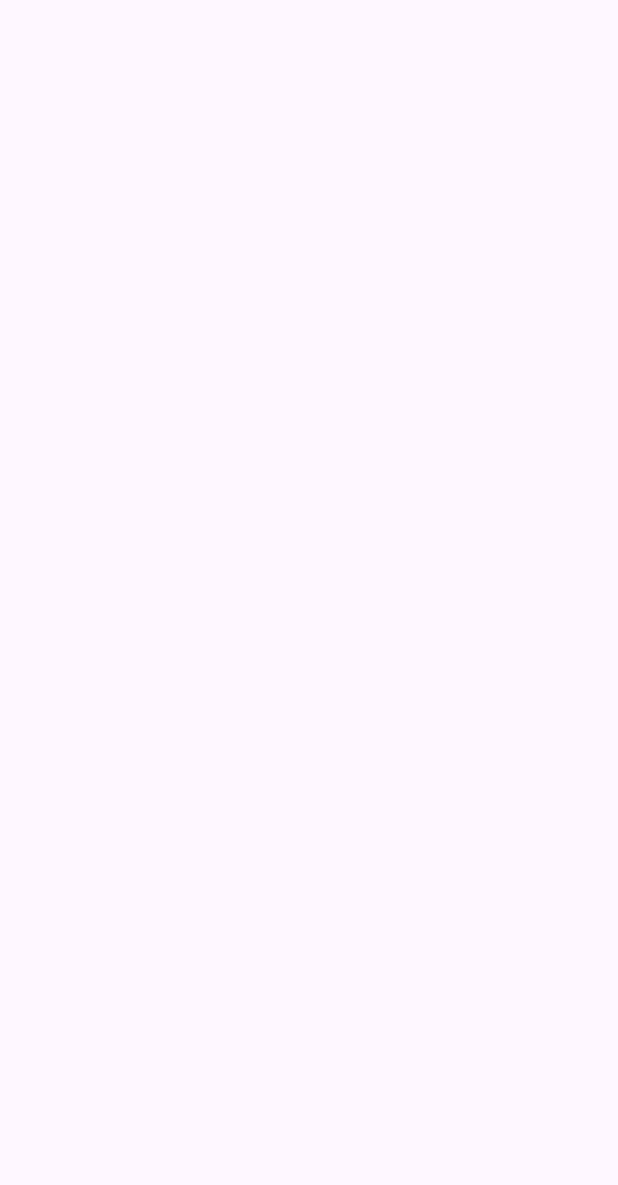
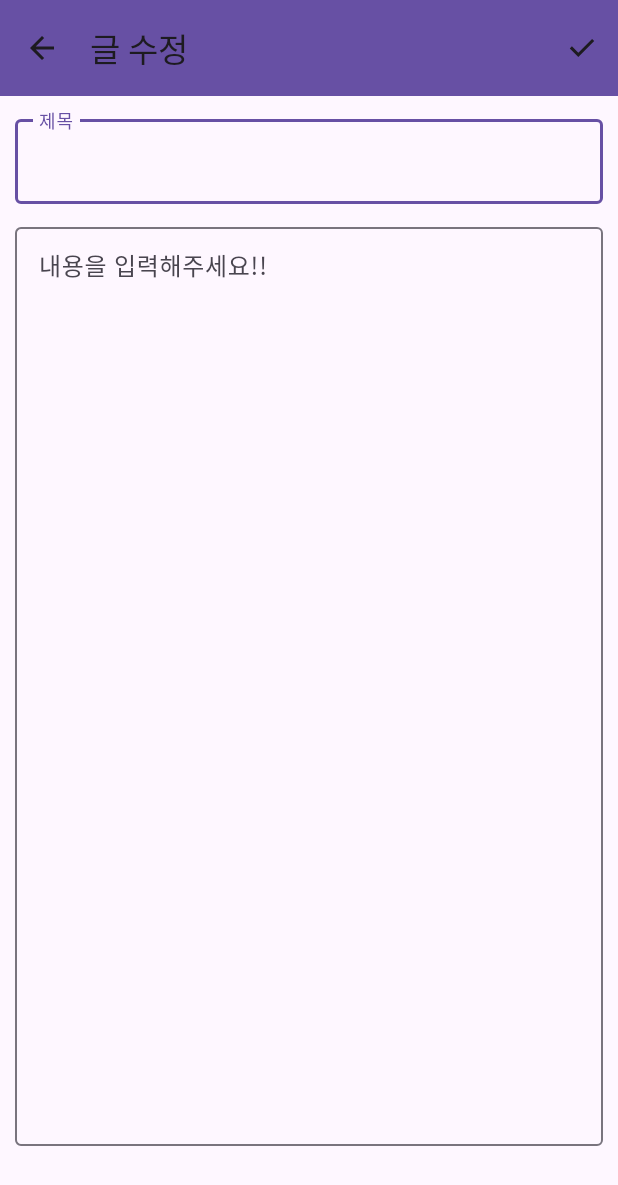
Before and after one commit to ayz1070/YeoMinRakAndroid, an Android app: the ModifyBoardActivity screen opened directly, with no data from a screen before it, on a phone screen of 412 x 824 dp. Before the commit the part shown is empty. Shown: the top 1185 px of the screen. Run offline under Robolectric (Android 15) with nearby library versions, the phone set to English and light mode, and no system bars; 2 statements that could not run were skipped.

Commit message:
ModifyBoardActivity, 게시판 수정 구현

```diff
--- a/app/src/main/java/kr/co/lion/yeominrak/ModifyBoardActivity.kt
+++ b/app/src/main/java/kr/co/lion/yeominrak/ModifyBoardActivity.kt
@@ -2,10 +2,60 @@ package kr.co.lion.yeominrak
 
 import androidx.appcompat.app.AppCompatActivity
 import android.os.Bundle
+import kr.co.lion.yeominrak.databinding.ActivityModifyBoardBinding
 
 class ModifyBoardActivity : AppCompatActivity() {
+    lateinit var binding:ActivityModifyBoardBinding
+    var position:Int = 0
     override fun onCreate(savedInstanceState: Bundle?) {
         super.onCreate(savedInstanceState)
-        setContentView(R.layout.activity_modify_board)
+        binding = ActivityModifyBoardBinding.inflate(layoutInflater)
+        setContentView(binding.root)
+
+        initData()
+        setToolbar()
+        initView()
+        setEvent()
+    }
+
+    fun setToolbar(){
+        binding.apply{
+            toolbarModifyBoard.apply{
+                title = "글 수정"
+                setNavigationIcon(R.drawable.arrow_back_24px)
+                setOnMenuItemClickListener {
+                    when(it.itemId){
+                        // 완료 버튼 클릭 시
+                        R.id.menu_item_complelte_modify_board -> {
+                            val title = editTextTitleModifyBoard.text.toString()
+                            val content = editTextContentModifyBoard.text.toString()
+                            Util.postList[position] = Post(title,content,Util.testUser.userId,Util.getCurrentDate(),Util.testUser.userWeek)
+                            finish()
+                        }
+                    }
+                    true
+                }
+                inflateMenu(R.menu.menu_modify_board)
+
+
+            }
+        }
+    }
+
+    // -----------------------------------------------------------------
+    fun initData(){
+        position = intent?.getIntExtra("position",0)!!
+
+    }
+
+    fun initView(){
+        binding.apply{
+            editTextTitleModifyBoard.setText(Util.postList[position].title.toString())
+            editTextContentModifyBoard.setText(Util.postList[position].content.toString())
+        }
+    }
+
+    fun setEvent(){
+
     }
 }
--- a/app/src/main/res/layout/activity_modify_board.xml
+++ b/app/src/main/res/layout/activity_modify_board.xml
@@ -1,9 +1,51 @@
 <?xml version="1.0" encoding="utf-8"?>
-<androidx.constraintlayout.widget.ConstraintLayout xmlns:android="http://schemas.android.com/apk/res/android"
+<LinearLayout xmlns:android="http://schemas.android.com/apk/res/android"
     xmlns:app="http://schemas.android.com/apk/res-auto"
     xmlns:tools="http://schemas.android.com/tools"
     android:layout_width="match_parent"
     android:layout_height="match_parent"
+    android:orientation="vertical"
     tools:context=".ModifyBoardActivity">
 
-</androidx.constraintlayout.widget.ConstraintLayout>
+    <com.google.android.material.appbar.MaterialToolbar
+        android:id="@+id/toolbarModifyBoard"
+        android:layout_width="match_parent"
+        android:layout_height="wrap_content"
+        android:background="?attr/colorPrimary"
+        android:minHeight="?attr/actionBarSize"
+        android:theme="?attr/actionBarTheme" />
+
+    <LinearLayout
+        android:layout_width="match_parent"
+        android:layout_height="match_parent"
+        android:orientation="vertical"
+        android:padding="10dp">
+
+        <com.google.android.material.textfield.TextInputLayout
+            android:layout_width="match_parent"
+            android:layout_height="wrap_content"
+            android:hint="제목"
+            app:endIconMode="clear_text">
+
+            <com.google.android.material.textfield.TextInputEditText
+                android:id="@+id/editTextTitleModifyBoard"
+                android:layout_width="match_parent"
+                android:layout_height="wrap_content" />
+        </com.google.android.material.textfield.TextInputLayout>
+
+        <com.google.android.material.textfield.TextInputLayout
+            android:layout_width="match_parent"
+            android:layout_height="match_parent"
+            android:layout_marginTop="10dp"
+            android:layout_marginBottom="50dp"
+            android:hint="내용을 입력해주세요!!">
+
+            <com.google.android.material.textfield.TextInputEditText
+                android:id="@+id/editTextContentModifyBoard"
+                android:layout_width="match_parent"
+                android:layout_height="match_parent"
+                android:gravity="start|top" />
+        </com.google.android.material.textfield.TextInputLayout>
+    </LinearLayout>
+
+</LinearLayout>
--- a/app/src/main/res/layout/activity_show_one_board.xml
+++ b/app/src/main/res/layout/activity_show_one_board.xml
@@ -45,7 +45,8 @@
                 android:id="@+id/editTextContentShowOne"
                 android:layout_width="match_parent"
                 android:layout_height="match_parent"
-                android:editable="false" />
+                android:editable="false"
+                android:gravity="start|top" />
         </com.google.android.material.textfield.TextInputLayout>
     </LinearLayout>
 
--- a/app/src/main/res/layout/activity_write_board.xml
+++ b/app/src/main/res/layout/activity_write_board.xml
@@ -43,7 +43,8 @@
             <com.google.android.material.textfield.TextInputEditText
                 android:id="@+id/editTextContentWrite"
                 android:layout_width="match_parent"
-                android:layout_height="match_parent" />
+                android:layout_height="match_parent"
+                android:gravity="start|top" />
         </com.google.android.material.textfield.TextInputLayout>
     </LinearLayout>
 
--- /dev/null
+++ b/app/src/main/res/menu/menu_modify_board.xml
@@ -0,0 +1,10 @@
+<?xml version="1.0" encoding="utf-8"?>
+<menu xmlns:app="http://schemas.android.com/apk/res-auto"
+    xmlns:android="http://schemas.android.com/apk/res/android">
+
+    <item
+        android:id="@+id/menu_item_complelte_modify_board"
+        android:icon="@drawable/done_24px"
+        android:title="완료"
+        app:showAsAction="always" />
+</menu>
```
Also changed, not shown: app/src/main/java/kr/co/lion/yeominrak/ShowOneBoardActivity.kt (+12 -2 lines), app/src/main/java/kr/co/lion/yeominrak/Util.kt (+9 -0 lines), app/src/main/java/kr/co/lion/yeominrak/WriteBoardActivity.kt (+1 -6 lines).
